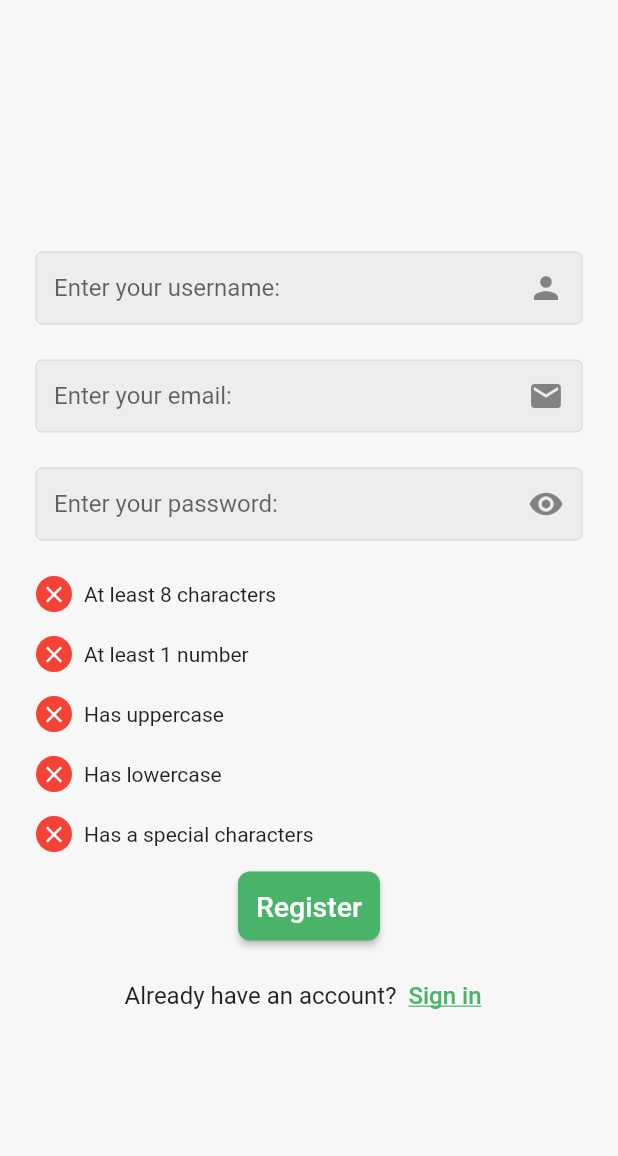
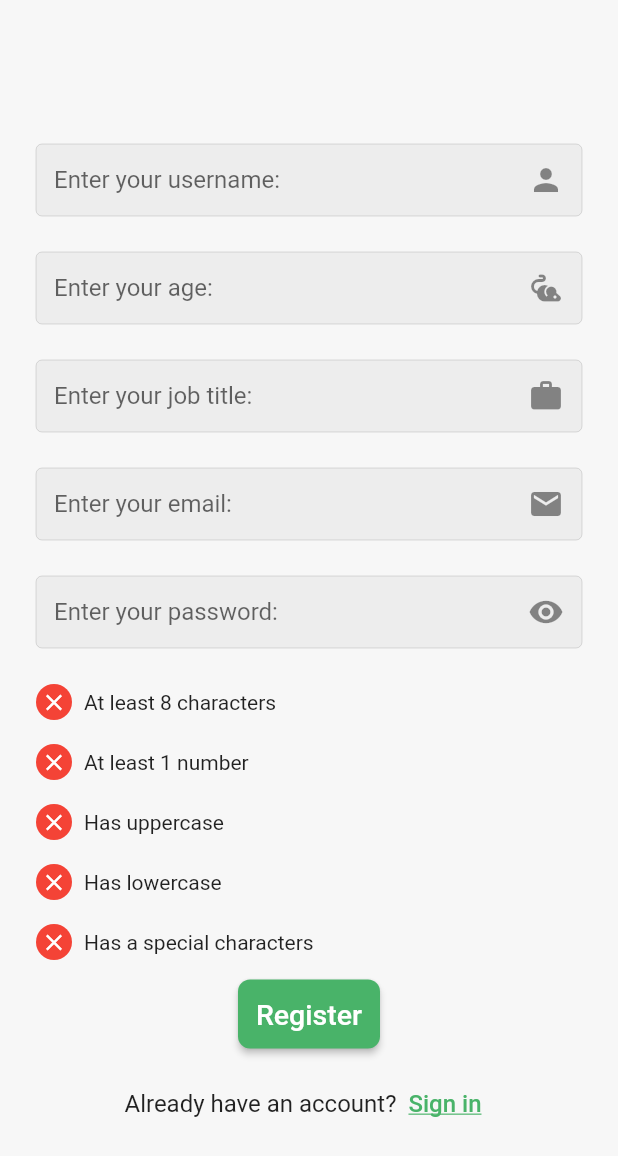
Before and after one commit to MohammedGhazaly/e-commerce_flower, a Flutter app: the CustomDrawer widget shown alone on an empty page, opened directly, after a tap on "Logout", after a tap on "Sign up", on a phone screen of 412 x 824 dp. Shown: the top 1156 px of the screen. Run offline on Flutter 3.47's test engine with Material 2 defaults, Android fonts, the phone set to English and light mode, and no system bars; our stand-ins replace cloud_firestore, firebase_auth, firebase_core, flutter_phoenix, flutter_svg, google_sign_in and 1 more; accounts and stored records are empty; network calls fail.

Commit message:
fixed route, created more fileds & create profile

```diff
--- a/lib/pages/login_page.dart
+++ b/lib/pages/login_page.dart
@@ -39,8 +39,9 @@ class _LoginPageState extends State<LoginPage> {
           bgColor: Colors.green,
           snackBarMessage: "Welcome back.",
           context: context);
-      Navigator.push(
-          context, MaterialPageRoute(builder: (context) => const HomePage()));
+      // Navigator.push(
+      //     context, MaterialPageRoute(builder: (context) => const HomePage()));
+      Navigator.pushNamed(context, "/homePage");
     } on FirebaseAuthException catch (e) {
       if (e.code == 'user-not-found') {
         showSnackBar(
@@ -80,9 +81,9 @@ class _LoginPageState extends State<LoginPage> {
               child: Column(
                 mainAxisAlignment: MainAxisAlignment.center,
                 children: [
-                  // SizedBox(
-                  //   height: 64,
-                  // ),
+                  SizedBox(
+                    height: 32,
+                  ),
                   CustomTextField(
                     suffixIcon: Icon(Icons.email),
                     textEditingController: emailController,
@@ -115,7 +116,6 @@ class _LoginPageState extends State<LoginPage> {
                               icon: const Icon(Icons.visibility_off)),
                     );
                   }),
-
                   const SizedBox(
                     height: 24,
                   ),
@@ -139,10 +139,11 @@ class _LoginPageState extends State<LoginPage> {
                         //     context,
                         //     MaterialPageRoute(
                         //         builder: (context) => RegisterPage()));
-                        Navigator.push(
-                            context,
-                            MaterialPageRoute(
-                                builder: (context) => ForgotPasswordPage()));
+                        // Navigator.push(
+                        //     context,
+                        //     MaterialPageRoute(
+                        //         builder: (context) => ForgotPasswordPage()));
+                        Navigator.pushNamed(context, "/forgetPassword");
                       }),
                   Row(
                     mainAxisAlignment: MainAxisAlignment.center,
@@ -162,10 +163,7 @@ class _LoginPageState extends State<LoginPage> {
                             //     context,
                             //     MaterialPageRoute(
                             //         builder: (context) => RegisterPage()));
-                            Navigator.pushReplacement(
-                                context,
-                                MaterialPageRoute(
-                                    builder: (context) => RegisterPage()));
+                            Navigator.pushNamed(context, "/registerPage");
                           }),
                     ],
                   ),
@@ -215,8 +213,9 @@ class _LoginPageState extends State<LoginPage> {
                       mainAxisAlignment: MainAxisAlignment.center,
                       children: [
                         GestureDetector(
-                          onTap: () {
-                            googleProviderInstance.googlelogin();
+                          onTap: () async {
+                            await googleProviderInstance.googlelogin();
+
                             Navigator.push(
                                 context,
                                 MaterialPageRoute(
--- a/lib/pages/register_page.dart
+++ b/lib/pages/register_page.dart
@@ -118,6 +118,24 @@ class _RegisterPageState extends State<RegisterPage> {
                       isObscured: false,
                       keyBoardType: TextInputType.text,
                       suffixIcon: Icon(Icons.person),
+                    ),
+                    const SizedBox(
+                      height: 24,
+                    ),
+                    const CustomTextField(
+                      hintText: "Enter your age: ",
+                      isObscured: false,
+                      keyBoardType: TextInputType.number,
+                      suffixIcon: Icon(Icons.pest_control_rodent),
+                    ),
+                    const SizedBox(
+                      height: 24,
+                    ),
+                    const CustomTextField(
+                      hintText: "Enter your job title: ",
+                      isObscured: false,
+                      keyBoardType: TextInputType.text,
+                      suffixIcon: Icon(Icons.work),
                     ),
                     const SizedBox(
                       height: 24,
@@ -254,10 +272,13 @@ class _RegisterPageState extends State<RegisterPage> {
                             text: "Sign in",
                             onPressedFunction: () {
                               // Navigator.pop(context);
-                              Navigator.pushReplacement(
-                                  context,
-                                  MaterialPageRoute(
-                                      builder: (context) => const LoginPage()));
+                              Navigator.pop(context);
+                              // Navigator.pushReplacement(
+                              //     context,
+                              //     MaterialPageRoute(
+                              //         builder: (context) => const LoginPage())
+
+                              //         );
                             }),
                       ],
                     ),
--- a/lib/widgets/custom_drawer.dart
+++ b/lib/widgets/custom_drawer.dart
@@ -1,6 +1,7 @@
 import 'package:e_commerce_flower/pages/checkout_page.dart';
 import 'package:e_commerce_flower/pages/home_page.dart';
 import 'package:e_commerce_flower/pages/login_page.dart';
+import 'package:e_commerce_flower/pages/profile_page.dart';
 import 'package:e_commerce_flower/widgets/custom_snack_bar.dart';
 import 'package:firebase_auth/firebase_auth.dart';
 import 'package:flutter/material.dart';
@@ -12,10 +13,11 @@ class CustomDrawer extends StatelessWidget {
 
   @override
   Widget build(BuildContext context) {
+    final user = FirebaseAuth.instance.currentUser!;
     return Drawer(
       child: Column(
         children: [
-          const UserAccountsDrawerHeader(
+          UserAccountsDrawerHeader(
               decoration: BoxDecoration(
                   image: DecorationImage(
                       image: AssetImage("assets/img/test.jpg"),
@@ -23,9 +25,10 @@ class CustomDrawer extends StatelessWidget {
               currentAccountPicture: CircleAvatar(
                 radius: 55,
                 backgroundImage: AssetImage("assets/img/ali.jpg"),
+                // backgroundImage: NetworkImage(user.photoURL!),
               ),
               accountName: Text("Mohammed El-sayed"),
-              accountEmail: Text("warendragon67@gmail.com")),
+              accountEmail: Text(user.email!)),
           ListTile(
             onTap: () {
               Navigator.push(
@@ -48,9 +51,18 @@ class CustomDrawer extends StatelessWidget {
             leading: Icon(Icons.help_center),
           ),
           ListTile(
+            onTap: () {
+              Navigator.push(context,
+                  MaterialPageRoute(builder: (context) => ProfilePage()));
+            },
+            title: Text("Profile page"),
+            leading: Icon(Icons.person),
+          ),
+          ListTile(
             onTap: () async {
               print("Log out");
               await FirebaseAuth.instance.signOut();
+              // if (!mounted) return;
               showSnackBar(
                   bgColor: Colors.green,
                   snackBarMessage: "Come back again",
--- a/pubspec.yaml
+++ b/pubspec.yaml
@@ -28,6 +28,7 @@ environment:
 # the latest version available on pub.dev. To see which dependencies have newer
 # versions available, run `flutter pub outdated`.
 dependencies:
+  cloud_firestore: ^4.6.0
   flutter_svg: ^2.0.5
   google_sign_in: ^6.1.0
   flutter_phoenix: ^1.1.1
```
Also changed, not shown: lib/main.dart (+12 -0 lines), lib/pages/details_page.dart (+5 -5 lines), lib/pages/profile_page.dart (added, +113 -0 lines), pubspec.lock, 3 other files.
